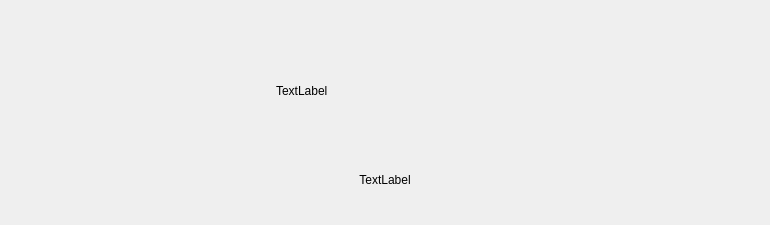
Above: control/BlankDefaultWidget.ui from HcashOrg/hx-indicator before the change. Below: the same form after it.
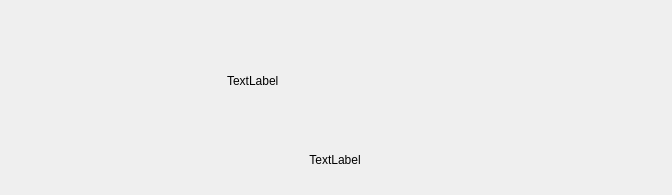
That is the form after the change.

The edit to the form file:
```diff
--- a/control/BlankDefaultWidget.ui
+++ b/control/BlankDefaultWidget.ui
@@ -6,25 +6,28 @@
    <rect>
     <x>0</x>
     <y>0</y>
-    <width>770</width>
-    <height>225</height>
+    <width>672</width>
+    <height>195</height>
    </rect>
   </property>
   <property name="windowTitle">
    <string>Form</string>
   </property>
   <layout class="QVBoxLayout" name="verticalLayout_2">
+   <property name="spacing">
+    <number>0</number>
+   </property>
    <property name="leftMargin">
     <number>0</number>
    </property>
    <property name="topMargin">
-    <number>20</number>
+    <number>0</number>
    </property>
    <property name="rightMargin">
     <number>0</number>
    </property>
    <property name="bottomMargin">
-    <number>20</number>
+    <number>0</number>
    </property>
    <item>
     <spacer name="verticalSpacer_2">
@@ -45,10 +48,13 @@
    <item>
     <layout class="QVBoxLayout" name="verticalLayout">
      <property name="spacing">
-      <number>30</number>
+      <number>20</number>
      </property>
      <item>
       <layout class="QHBoxLayout" name="horizontalLayout" stretch="1,1,1">
+       <property name="spacing">
+        <number>0</number>
+       </property>
        <item>
         <spacer name="horizontalSpacer">
          <property name="orientation">
@@ -100,13 +106,13 @@
       <widget class="QLabel" name="label_tip">
        <property name="minimumSize">
         <size>
-         <width>0</width>
+         <width>670</width>
          <height>14</height>
         </size>
        </property>
        <property name="maximumSize">
         <size>
-         <width>16777215</width>
+         <width>670</width>
          <height>14</height>
         </size>
        </property>
```
